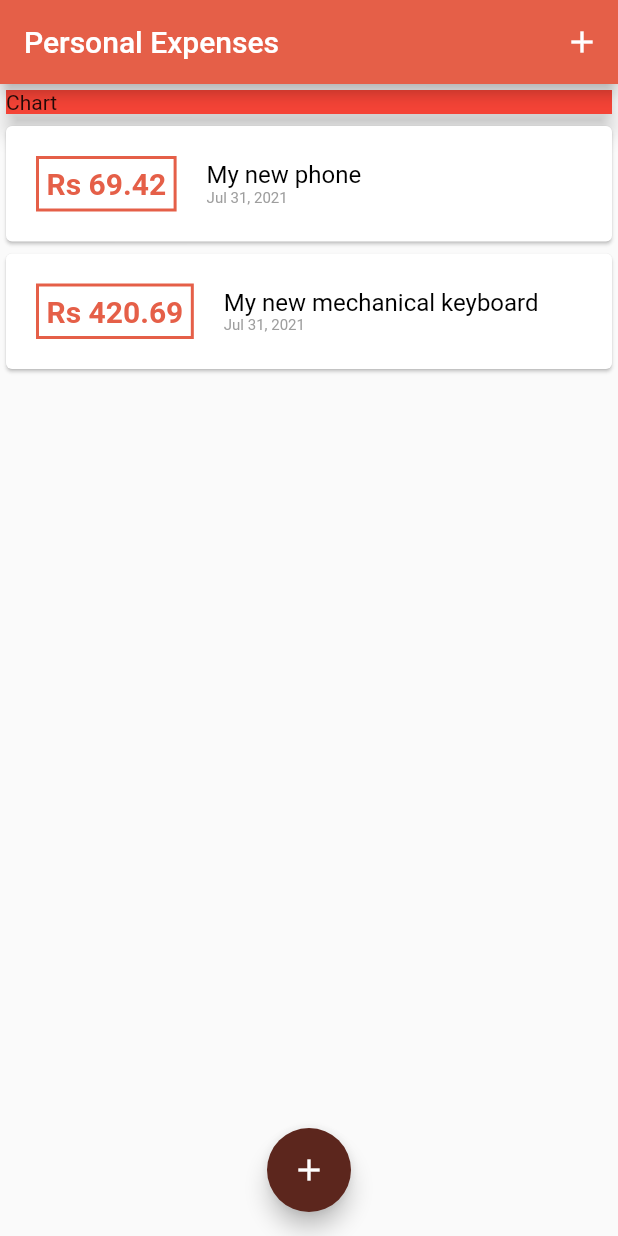
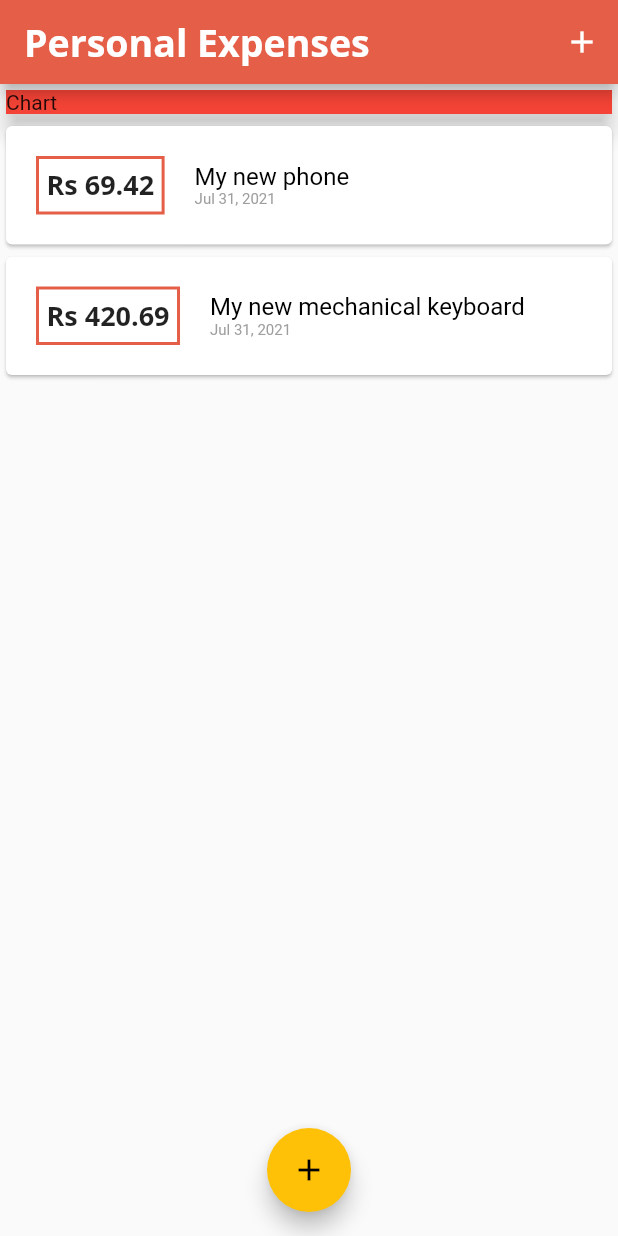
Before and after one commit to sk25469/Personal_Expenses, a Flutter app: the screen it shows after launch, on a phone screen of 412 x 824 dp. Run offline on Flutter 3.47's test engine with Material 2 defaults, Android fonts, the phone set to English and light mode, and no system bars.

Commit message:
some basic theme changes

```diff
--- a/lib/Widgets/transactions_list.dart
+++ b/lib/Widgets/transactions_list.dart
@@ -24,11 +24,7 @@ class TransactionList extends StatelessWidget {
                   ),
                   child: Text(
                     'Rs ${transactions[index].amount.toStringAsFixed(2)}',
-                    style: TextStyle(
-                      fontSize: 20,
-                      fontWeight: FontWeight.bold,
-                      color: Theme.of(context).primaryColor,
-                    ),
+                    style: Theme.of(context).textTheme.headline6,
                   ),
                   decoration: BoxDecoration(
                     border: Border.all(
--- a/lib/main.dart
+++ b/lib/main.dart
@@ -1,4 +1,6 @@
+import 'package:flutter/cupertino.dart';
 import 'package:flutter/material.dart';
+import 'package:flutter/widgets.dart';
 import 'package:personal_expenses/Utils/pallete.dart';
 
 import 'Model/Transaction.dart';
@@ -15,6 +17,27 @@ class MyApp extends StatelessWidget {
       title: 'Personal Expenses',
       theme: ThemeData(
         primarySwatch: Palette.kToDark,
+        accentColor: Colors.amber,
+        fontFamily: 'QuickSand',
+
+        // to use  the same text theme for all the titles of the app
+        textTheme: ThemeData.light().textTheme.copyWith(
+              headline6: const TextStyle(
+                fontFamily: 'OpenSans',
+                fontSize: 18,
+                fontWeight: FontWeight.bold,
+              ),
+            ),
+        // to use the same text theme in all the app bars of the app
+        appBarTheme: AppBarTheme(
+          textTheme: ThemeData.light().textTheme.copyWith(
+                headline6: const TextStyle(
+                  fontFamily: 'OpenSans',
+                  fontSize: 25,
+                  fontWeight: FontWeight.bold,
+                ),
+              ),
+        ),
       ),
       home: MyHomePage(),
     );
```
Also changed, not shown: pubspec.yaml (+11 -6 lines), assets/fonts/OpenSans-Bold.ttf (added), assets/fonts/OpenSans-Regular.ttf (added), assets/fonts/Quicksand-Bold.ttf (added), assets/fonts/Quicksand-Light.ttf (added), assets/fonts/Quicksand-Medium.ttf (added), assets/fonts/Quicksand-Regular.ttf (added).
